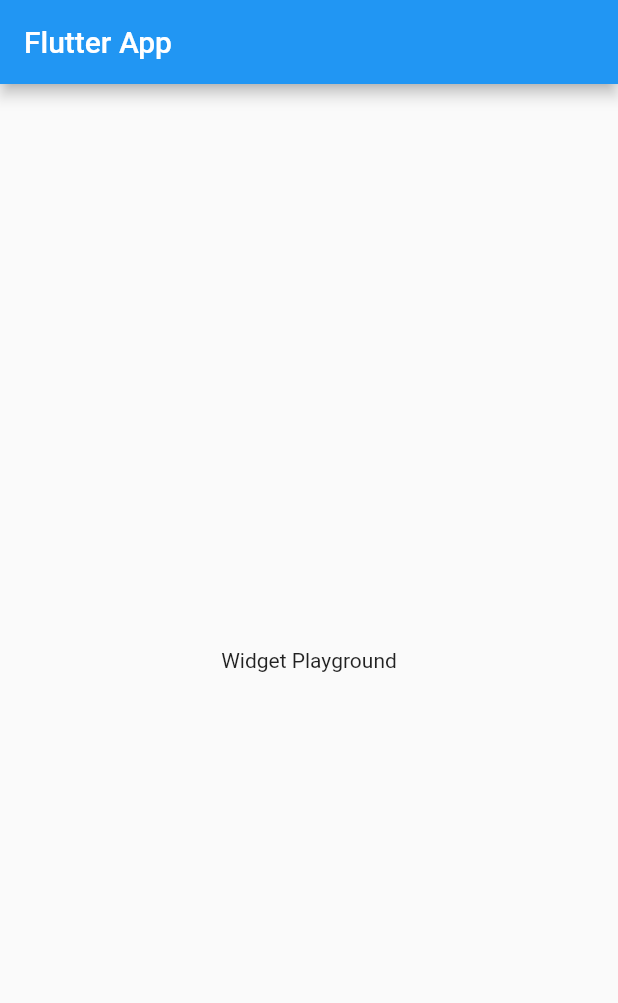
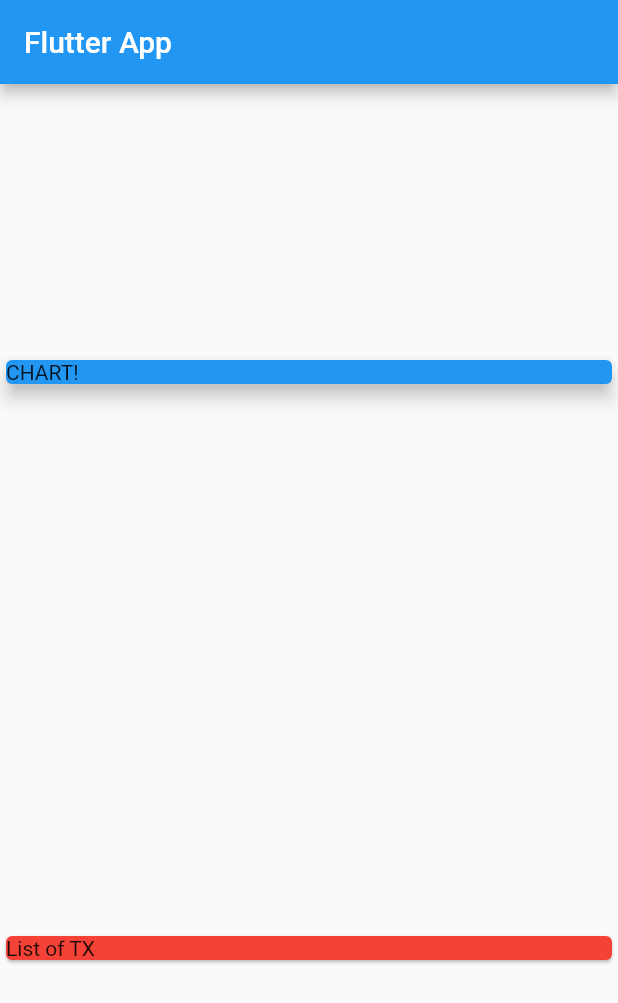
Before and after one commit to fad16papa/Personal_Expense_App, a Flutter app: the screen it shows after launch, on a phone screen of 412 x 824 dp. Shown: the top 1003 px of the screen. Run offline on Flutter 3.47's test engine with Material 2 defaults, Android fonts, the phone set to English and light mode, and no system bars.

Commit message:
Commit changes

```diff
--- a/lib/main.dart
+++ b/lib/main.dart
@@ -1,4 +1,5 @@
 import 'package:flutter/material.dart';
+import './transaction.dart';
 
 void main() => runApp(MyApp());
 
@@ -11,15 +12,39 @@ class MyApp extends StatelessWidget {
 }
 
 class MyHomePage extends StatelessWidget {
+  final List<Transaction> transctions = [
+    Transaction(
+        id: 't1', title: 'New Shoes', amount: 69.99, date: DateTime.now()),
+    Transaction(
+        id: 't2',
+        title: 'Weekly Groceries',
+        amount: 100.00,
+        date: DateTime.now()),
+  ];
+
   @override
   Widget build(BuildContext context) {
     return Scaffold(
-      appBar: AppBar(
-        title: Text('Flutter App'),
-      ),
-      body: Center(
-        child: Text('Widget Playground'),
-      ),
-    );
+        appBar: AppBar(
+          title: Text('Flutter App'),
+        ),
+        body: Column(
+          mainAxisAlignment: MainAxisAlignment.spaceAround,
+          crossAxisAlignment: CrossAxisAlignment.stretch,
+          children: <Widget>[
+            Container(
+              width: double.infinity,
+              child: Card(
+                color: Colors.blue,
+                child: Text('CHART!'),
+                elevation: 5,
+              ),
+            ),
+            Card(
+              color: Colors.red,
+              child: Text('List of TX'),
+            )
+          ],
+        ));
   }
 }
--- /dev/null
+++ b/lib/transaction.dart
@@ -0,0 +1,14 @@
+import 'package:flutter/foundation.dart';
+
+class Transaction {
+  final String id;
+  final String title;
+  final double amount;
+  final DateTime date;
+
+  Transaction(
+      {@required this.id,
+      @required this.title,
+      @required this.amount,
+      @required this.date});
+}
```
